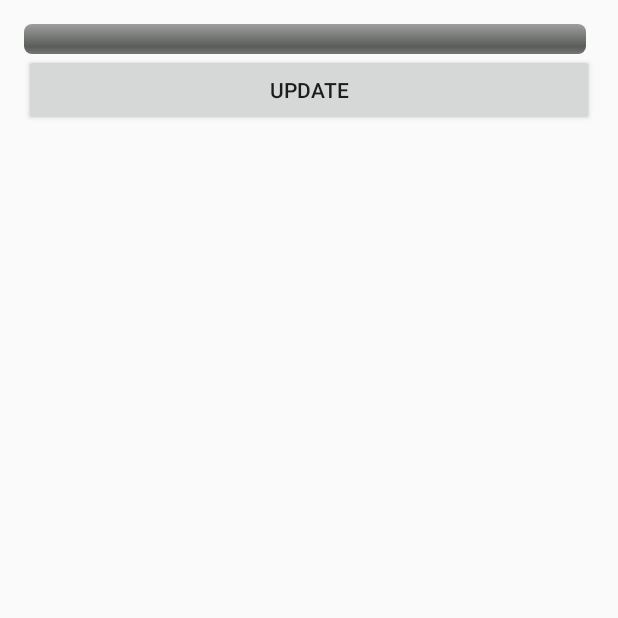
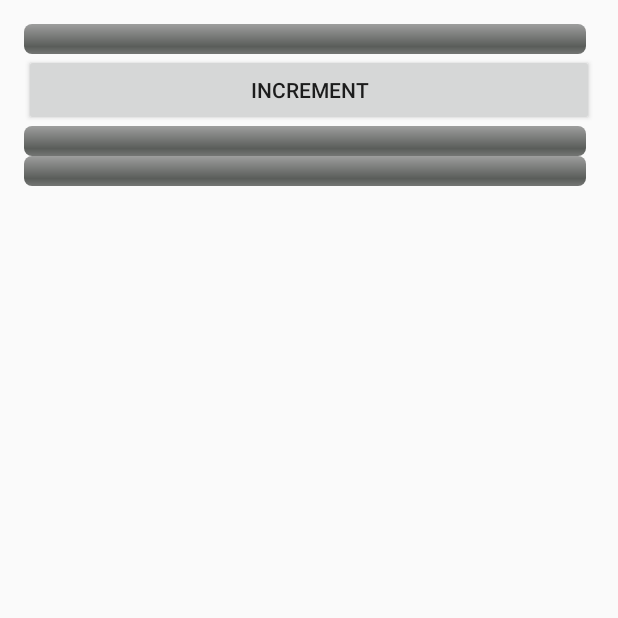
Before and after one commit to ax-rwnd/BASAC, an Android app: the DataScreenActivity screen opened directly, with no data from a screen before it, on a phone screen of 412 x 824 dp, the top half of it. Run offline under Robolectric (Android 15) with nearby library versions, the phone set to English and light mode, and no system bars; 3 statements that could not run were skipped.

Commit message:
Added DataModel and StateController
added structure for the data model and controller.

```diff
--- a/android/app/src/main/java/d0020e/basac/DataScreenActivity.java
+++ b/android/app/src/main/java/d0020e/basac/DataScreenActivity.java
@@ -6,27 +6,58 @@ import android.support.design.widget.FloatingActionButton;
 import android.support.design.widget.Snackbar;
 import android.support.v7.app.AppCompatActivity;
 import android.support.v7.widget.Toolbar;
+import android.util.Log;
 import android.view.View;
+import android.widget.Button;
 import android.widget.ProgressBar;
 
-public class DataScreenActivity extends AppCompatActivity {
+import java.util.Observable;
+import java.util.Observer;
+
+public class DataScreenActivity extends AppCompatActivity implements Observer {
     private ProgressBar oxygenProgress;
+    private DataModel dataModel;
+    private Button dataButton;
+
+    public static int isRunning = 0;
 
     @Override
     protected void onCreate(Bundle savedInstanceState) {
         super.onCreate(savedInstanceState);
         setContentView(R.layout.activity_data_screen);
-        //Toolbar toolbar = (Toolbar) findViewById(R.id.toolbar);
-        //setSupportActionBar(toolbar);
+
+        Bundle data = getIntent().getExtras();
+        dataModel = (DataModel) data.getSerializable("dataModel");
+        dataModel.addObserver(this);
 
         oxygenProgress = (ProgressBar) findViewById(R.id.oxygen_bar);
+        oxygenProgress.setProgress(dataModel.getTestValue());
 
+        dataButton = (Button) findViewById(R.id.action_progress);
+
+        this.isRunning = 1;
     }
 
 
-    public void updateProgressbar(View view) {
-        oxygenProgress.incrementProgressBy(1);
-       // oxygenProgress.setProgress(50);
+    public void updateProgressbar() {
+        oxygenProgress.setProgress(dataModel.getTestValue());
     }
 
+    public void incrementProgressbar(View view) {
+        dataModel.incrementTestValue();
+    }
+
+    public void update(Observable observable, Object data) {
+            this.updateProgressbar();
+            Log.e("update", "fubar");
+    }
+    public void onStop() {
+        super.onStop();
+        this.isRunning = 2;
+    }
+
+    public void onStart() {
+        super.onStart();
+        this.isRunning = 1;
+    }
 }
--- a/android/app/src/main/res/layout/activity_data_screen.xml
+++ b/android/app/src/main/res/layout/activity_data_screen.xml
@@ -7,21 +7,5 @@
     tools:context="d0020e.basac.DataScreenActivity">
 
     <include layout="@layout/content_data_screen" />
-    <!-- <android.support.design.widget.AppBarLayout android:layout_height="wrap_content"
-        android:layout_width="match_parent" android:theme="@style/AppTheme.AppBarOverlay">
-
-        <android.support.v7.widget.Toolbar android:id="@+id/toolbar"
-            android:layout_width="match_parent" android:layout_height="?attr/actionBarSize"
-            android:background="?attr/colorPrimary" app:popupTheme="@style/AppTheme.PopupOverlay" />
-
-    </android.support.design.widget.AppBarLayout>
-
-
-
-    <android.support.design.widget.FloatingActionButton android:id="@+id/fab"
-        android:layout_width="wrap_content" android:layout_height="wrap_content"
-        android:layout_gravity="bottom|end" android:layout_margin="@dimen/fab_margin"
-        android:src="@android:drawable/ic_dialog_email" />
-    -->
 
 </android.support.design.widget.CoordinatorLayout>
--- a/android/app/src/main/res/layout/activity_home_screen.xml
+++ b/android/app/src/main/res/layout/activity_home_screen.xml
@@ -11,10 +11,6 @@
     <android.support.design.widget.AppBarLayout android:layout_height="wrap_content"
         android:layout_width="match_parent" android:theme="@style/AppTheme.AppBarOverlay">
 
-        <android.support.v7.widget.Toolbar android:id="@+id/toolbar"
-            android:layout_width="match_parent" android:layout_height="?attr/actionBarSize"
-            android:background="?attr/colorPrimary" app:popupTheme="@style/AppTheme.PopupOverlay" />
-
     </android.support.design.widget.AppBarLayout>
 
     <android.support.design.widget.FloatingActionButton android:id="@+id/fab"
--- a/android/app/src/main/res/layout/content_data_screen.xml
+++ b/android/app/src/main/res/layout/content_data_screen.xml
@@ -15,7 +15,6 @@
         android:layout_height="wrap_content"
         style="@android:style/Widget.ProgressBar.Horizontal"
         android:layout_marginRight="5dp"
-        android:text="test"
         />
 
     <Button
@@ -23,8 +22,27 @@
         android:layout_width="match_parent"
         android:layout_height="wrap_content"
         android:layout_below="@id/oxygen_bar"
-        android:text="Update"
-        android:onClick="updateProgressbar"/>
+        android:text="Increment"
+        android:onClick="incrementProgressbar"/>
+
+    <ProgressBar
+        android:id="@+id/heartrate_bar"
+        android:layout_width="match_parent"
+        android:layout_height="wrap_content"
+        android:layout_below="@id/action_progress"
+        style="@android:style/Widget.ProgressBar.Horizontal"
+        android:layout_marginRight="5dp"
+        />
+    <ProgressBar
+        android:id="@+id/humidity_bar"
+        android:layout_width="match_parent"
+        android:layout_height="wrap_content"
+        android:layout_below="@id/heartrate_bar"
+        style="@android:style/Widget.ProgressBar.Horizontal"
+        android:layout_marginRight="5dp"
+        />
+
+
 
 
 </RelativeLayout>
```
Also changed, not shown: android/app/src/main/java/d0020e/basac/DataModel.java (added, +35 -0 lines), android/app/src/main/java/d0020e/basac/HomeScreenActivity.java (+27 -5 lines), android/app/src/main/java/d0020e/basac/StateController.java (added, +22 -0 lines).
